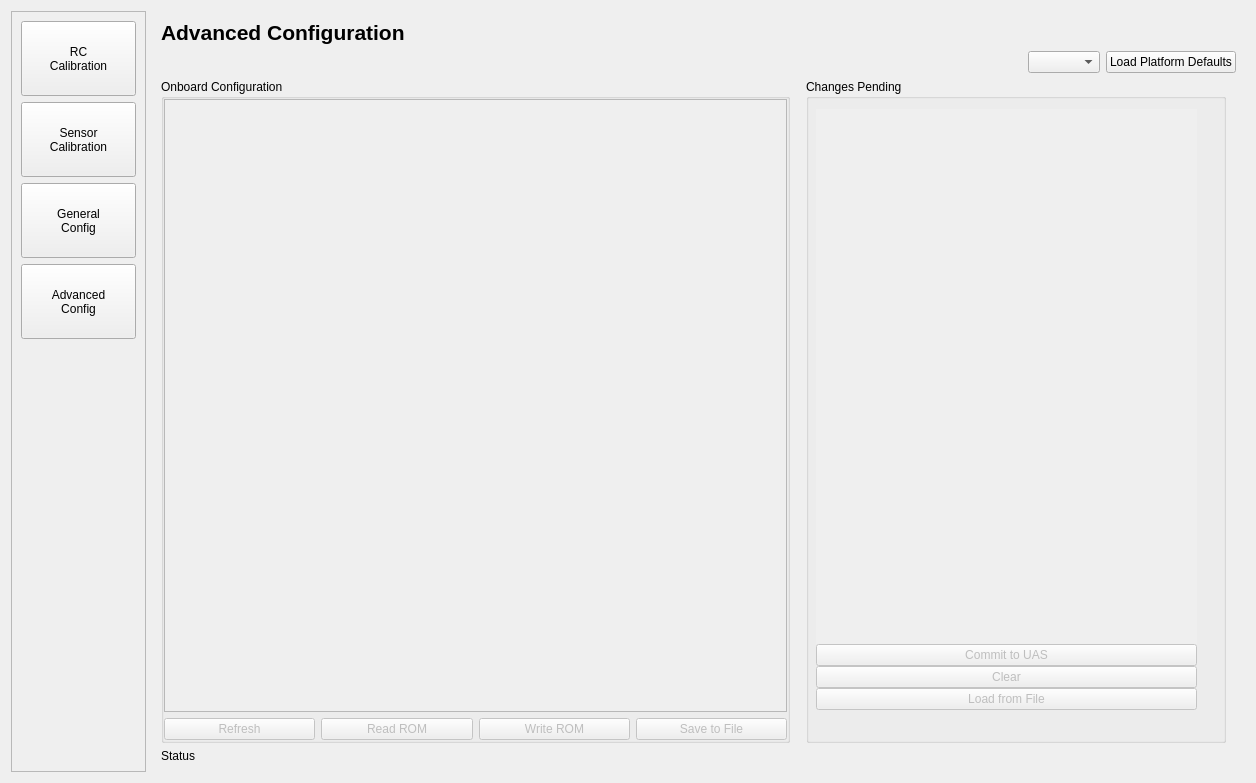
This is src/ui/QGCPX4VehicleConfig.ui in mavlink/qgroundcontrol as Qt 5 draws it before an edit. The edited form follows.
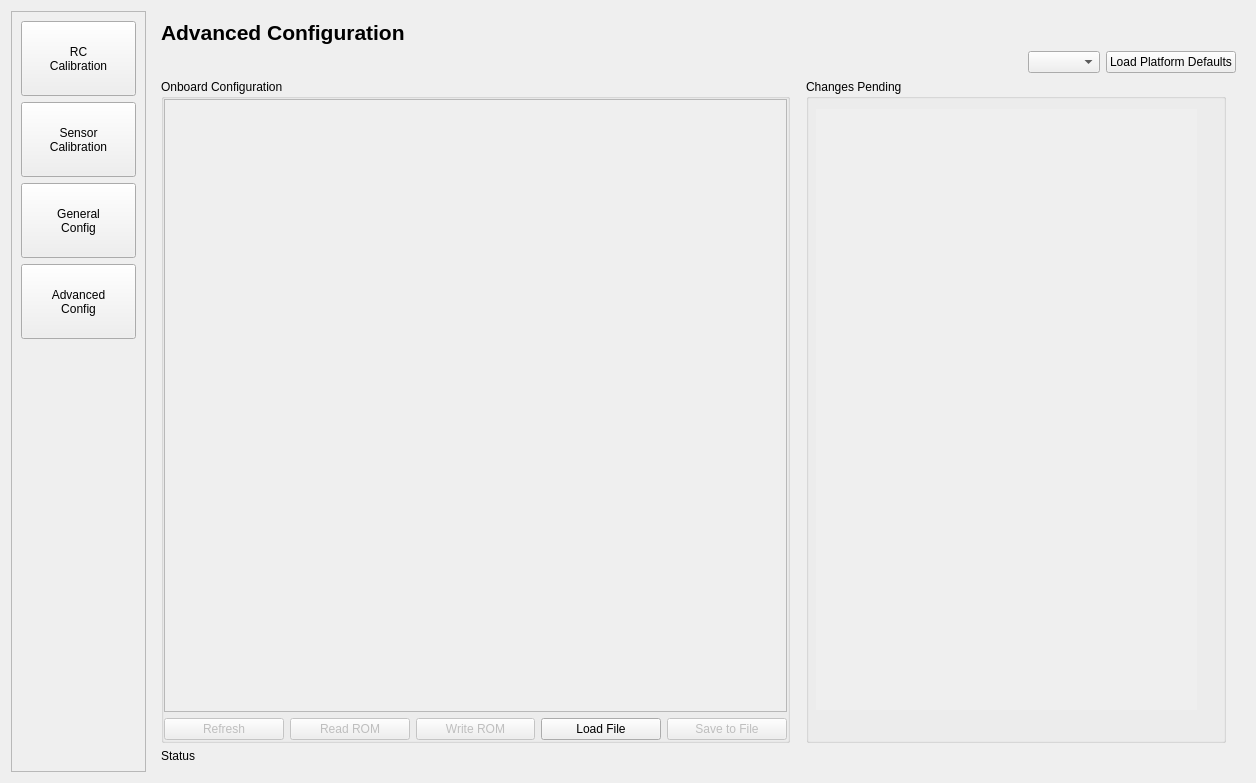
This is the edited form. Custom widgets are drawn as their Qt base class.

Commit message: Cleanup buttons in px4config; impl clearing pending list

Diff of the .ui file:
```diff
--- a/src/ui/QGCPX4VehicleConfig.ui
+++ b/src/ui/QGCPX4VehicleConfig.ui
@@ -1103,6 +1103,13 @@
                   </property>
                  </widget>
                 </item>
+                <item>
+                 <widget class="QPushButton" name="loadFileButton">
+                  <property name="text">
+                   <string>Load File</string>
+                  </property>
+                 </widget>
+                </item>
                 <item>
                  <widget class="QPushButton" name="saveFileButton">
                   <property name="enabled">
@@ -1163,7 +1170,7 @@
                 <height>601</height>
                </rect>
               </property>
-              <layout class="QVBoxLayout" name="verticalLayout_4" stretch="0,0,1,1">
+              <layout class="QVBoxLayout" name="verticalLayout_4" stretch="0">
                <property name="spacing">
                 <number>0</number>
                </property>
@@ -1180,54 +1187,6 @@
                  </property>
                 </widget>
                </item>
-               <item>
-                <widget class="QPushButton" name="setButton">
-                 <property name="enabled">
-                  <bool>false</bool>
-                 </property>
-                 <property name="toolTip">
-                  <string>Set current parameters in non-permanent onboard memory.</string>
-                 </property>
-                 <property name="statusTip">
-                  <string/>
-                 </property>
-                 <property name="text">
-                  <string>Commit to UAS</string>
-                 </property>
-                </widget>
-               </item>
-               <item>
-                <widget class="QPushButton" name="setButton_2">
-                 <property name="enabled">
-                  <bool>false</bool>
-                 </property>
-                 <property name="toolTip">
-                  <string>Set current parameters in non-permanent onboard memory.</string>
-                 </property>
-                 <property name="statusTip">
-                  <string/>
-                 </property>
-                 <property name="text">
-                  <string>Clear</string>
-                 </property>
-                </widget>
-               </item>
-               <item>
-                <widget class="QPushButton" name="loadFileButton">
-                 <property name="enabled">
-                  <bool>false</bool>
-                 </property>
-                 <property name="toolTip">
-                  <string>Load parameters from a file on this computer in the view. To write them to the aircraft, use transmit after loading them.</string>
-                 </property>
-                 <property name="statusTip">
-                  <string/>
-                 </property>
-                 <property name="text">
-                  <string>Load from File</string>
-                 </property>
-                </widget>
-               </item>
               </layout>
              </widget>
             </widget>
```
Left out of the diff: 12 changed lines with no effect on the pictures. The commit also changes 9 other files.
